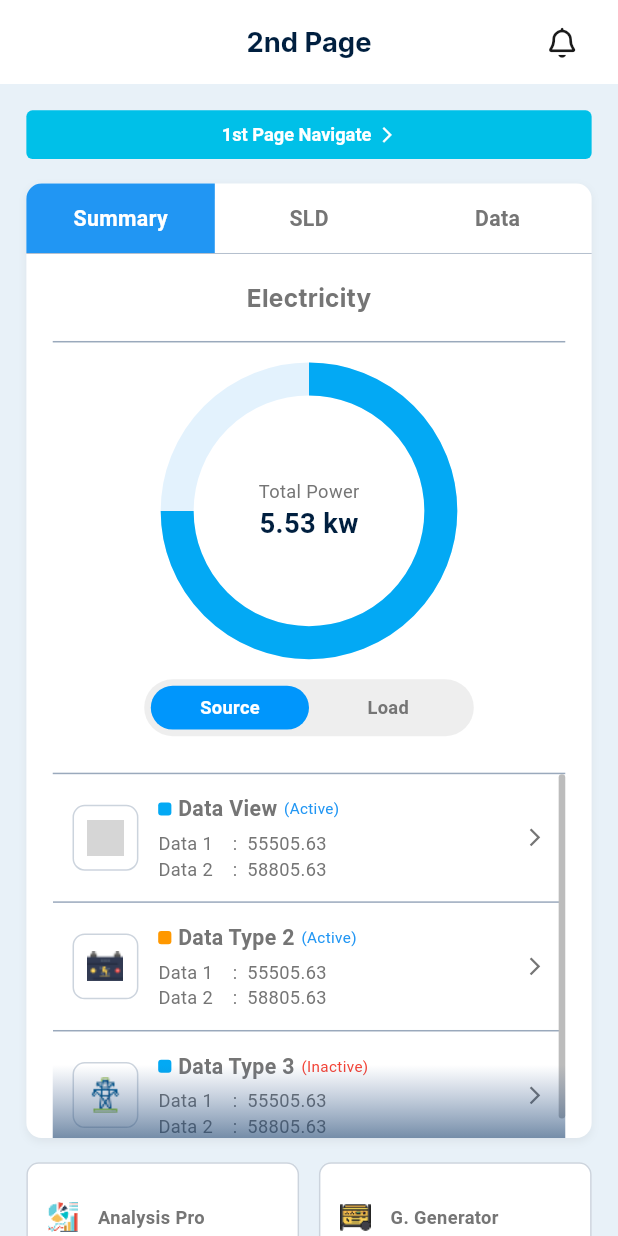
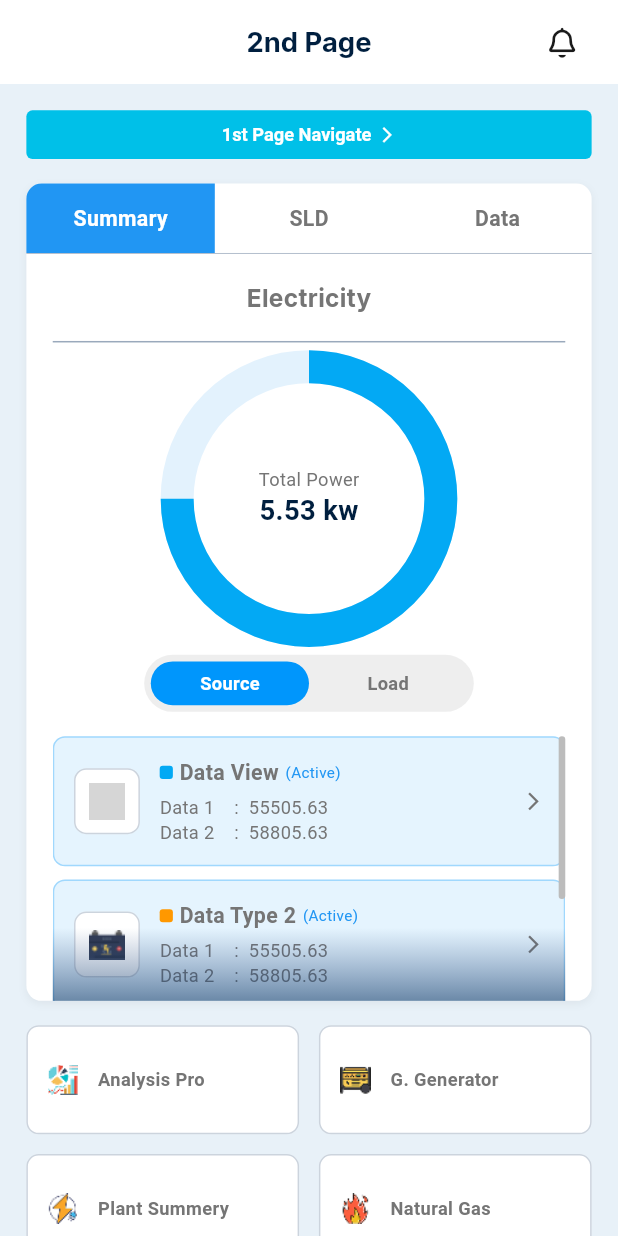
Before and after one commit to azizur-rahaman/scube-flutter-assignment, a Flutter app: the MonitoringDetailsPage screen opened by its route, on a phone screen of 412 x 824 dp. Run offline on Flutter 3.47's test engine with Material 3 defaults, Android fonts, the phone set to English and light mode, and no system bars; our stand-ins replace dartz, equatable, flutter_bloc, flutter_screenutil, font_awesome_flutter, get_it and 3 more; project files that could hold a hidden picture were left out; grey boxes are pictures that could not be loaded.

Commit message:
style: refine monitoring page UI and fix asset path

```diff
--- a/lib/core/constants/asset_manager.dart
+++ b/lib/core/constants/asset_manager.dart
@@ -6,7 +6,7 @@ class AssetManager {
   static const String thermometerIcon19 = '$_basePath/icons/19-thermometer.png';
   static const String thermometerIcon30 = '$_basePath/icons/30-thermometer.png';
 
-  static const String weatherIconMorning = '$_basePath/icons/morning.png';
+  static const String weatherIconMorning = '$_basePath/icons/morning-icon.png';
   static const String weatherIconSun = '$_basePath/icons/sun.png';
   static const String weatherIconMoon = '$_basePath/icons/mon.png';
 
--- a/lib/features/monitoring/presentation/pages/monitoring_details_page.dart
+++ b/lib/features/monitoring/presentation/pages/monitoring_details_page.dart
@@ -86,6 +86,7 @@ class MonitoringDetailsPage extends StatelessWidget {
 
             // 2. Main Content Card
             Container(
+              height: 537.h,
               decoration: BoxDecoration(
                 color: AppColors.surface,
                 borderRadius: BorderRadius.circular(AppSizes.r10),
@@ -138,7 +139,7 @@ class MonitoringDetailsPage extends StatelessWidget {
                         Divider(height: 1, color: AppColors.inputBorder),
 
                         // Chart Area
-                        SizedBox(height: AppSizes.s24),
+                        SizedBox(height: AppSizes.s16),
                         Stack(
                           alignment: Alignment.center,
                           children: [
@@ -176,7 +177,7 @@ class MonitoringDetailsPage extends StatelessWidget {
                             ),
                           ],
                         ),
-                        SizedBox(height: AppSizes.s24),
+                        SizedBox(height: AppSizes.s16),
 
                         // Source/Load Switcher
                         Container(
@@ -225,20 +226,15 @@ class MonitoringDetailsPage extends StatelessWidget {
                             ],
                           ),
                         ),
-                        SizedBox(height: AppSizes.s24),
+                        SizedBox(height: AppSizes.s16),
                       ],
                     ),
                   ),
 
-                  // Data List - Fixed height scrollable container
-                  Container(
-                    height: 240.h,
+                  // Data List - Expanded scrollable container
+                  Expanded(
+                    child: Container(
                       margin: EdgeInsets.symmetric(horizontal: AppSizes.p16),
-                    decoration: BoxDecoration(
-                      border: Border(
-                        top: BorderSide(color: AppColors.inputBorder, width: 1),
-                      ),
-                    ),
                       child: Stack(
                         children: [
                           Scrollbar(
@@ -248,10 +244,8 @@ class MonitoringDetailsPage extends StatelessWidget {
                             child: ListView.separated(
                               padding: EdgeInsets.zero,
                               itemCount: 3,
-                            separatorBuilder: (context, index) => Divider(
-                              height: 1,
-                              color: AppColors.inputBorder,
-                            ),
+                              separatorBuilder: (context, index) =>
+                                  const SizedBox.shrink(),
                               itemBuilder: (context, index) {
                                 if (index == 0) {
                                   return _buildDataListItem(
@@ -285,7 +279,6 @@ class MonitoringDetailsPage extends StatelessWidget {
                             ),
                           ),
                           // Inner Shadow / Fade Overlay
-                        // Inner Shadow / Fade Overlay
                           Positioned(
                             left: 0,
                             right: 0,
@@ -295,13 +288,13 @@ class MonitoringDetailsPage extends StatelessWidget {
                               child: Container(
                                 decoration: BoxDecoration(
                                   gradient: LinearGradient(
-                                  begin:
-                                      Alignment.bottomCenter, // Appear from end
+                                    begin: Alignment
+                                        .bottomCenter, // Appear from end
                                     end: Alignment.topCenter, // Spread to top
                                     colors: [
-                                    Color(
-                                      0xFF19416E,
-                                    ).withOpacity(0.6), // 60% Opacity (Bottom)
+                                      Color(0xFF19416E).withOpacity(
+                                        0.6,
+                                      ), // 60% Opacity (Bottom)
                                       Color(
                                         0xFF2F548C,
                                       ).withOpacity(0.0), // 0% Opacity (Top)
@@ -312,6 +305,7 @@ class MonitoringDetailsPage extends StatelessWidget {
                             ),
                           ),
                         ],
+                      ),
                     ),
                   ),
                 ],
@@ -398,7 +392,15 @@ class MonitoringDetailsPage extends StatelessWidget {
     final isInactive = status == AppStrings.inactive;
     return Container(
       padding: EdgeInsets.all(AppSizes.p12),
-      decoration: null,
+      margin: EdgeInsets.only(bottom: AppSizes.p8),
+      decoration: BoxDecoration(
+        color: Color(0xFFE5F4FE),
+        border: Border.all(
+          color: AppColors.primaryBlue.withOpacity(0.3),
+          width: 1,
+        ),
+        borderRadius: BorderRadius.circular(AppSizes.r8),
+      ),
       child: Row(
         children: [
           Container(
@@ -479,6 +481,7 @@ class MonitoringDetailsPage extends StatelessWidget {
 
   Widget _buildGridItem(String iconPath, String title) {
     return Container(
+      height: 42.h,
       padding: EdgeInsets.symmetric(horizontal: AppSizes.p8),
       decoration: BoxDecoration(
         color: AppColors.surface,
```
Also changed, not shown: assets/icons/morning-icon.png (renamed from assets/icons/morning.png). Lines whose indentation alone changed are shown as unchanged.
